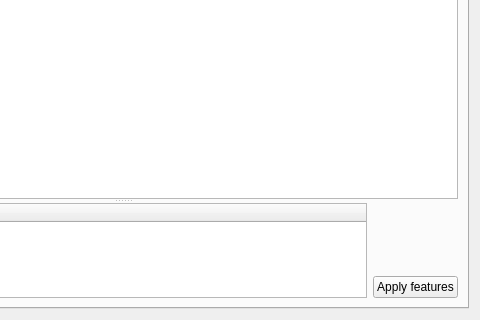
Before: the Qt Designer form src/mainview.ui in fontmatrix/fontmatrix, drawn with Qt 5; both pictures show x 235 to 715 and y 177 to 497 of the 715 by 497 pixel window.
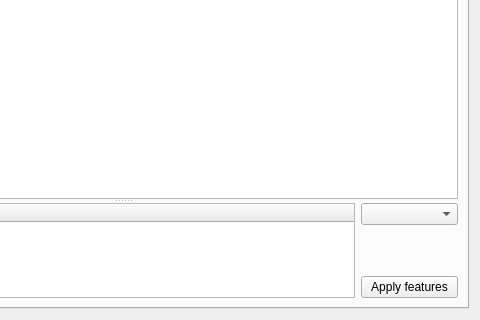
After: the same form once the commit is applied. The open tabs and pages were chosen to show the change. Icons and pictures are not drawn. Custom widgets are drawn as their Qt base class.

```diff
--- a/src/mainview.ui
+++ b/src/mainview.ui
@@ -249,6 +249,9 @@
             </item>
             <item row="0" column="1" >
              <layout class="QVBoxLayout" >
+              <item>
+               <widget class="QComboBox" name="langCombo" />
+              </item>
               <item>
                <spacer>
                 <property name="orientation" >
@@ -256,8 +259,8 @@
                 </property>
                 <property name="sizeHint" >
                  <size>
-                  <width>20</width>
-                  <height>40</height>
+                  <width>97</width>
+                  <height>20</height>
                  </size>
                 </property>
                </spacer>
```
